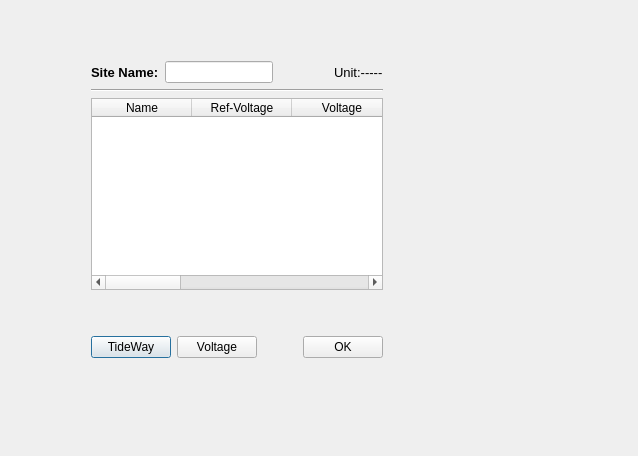
Above: GSCD/stationparameterdialog.ui from fzlgejiao/PowerTool before the change. Below: the same form after it.
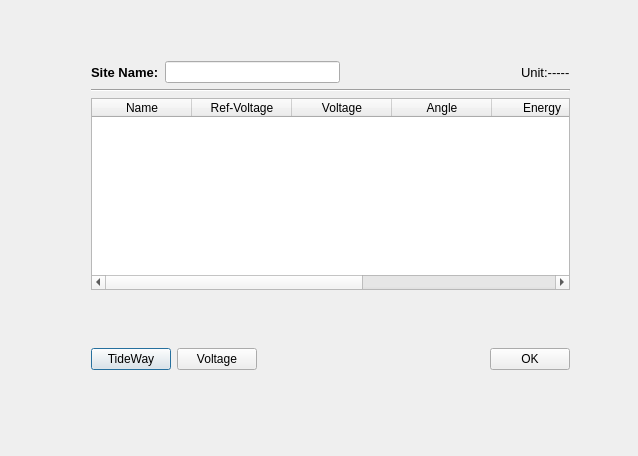
That is the form after the change.

Patch:
```diff
--- a/GSCD/stationparameterdialog.ui
+++ b/GSCD/stationparameterdialog.ui
@@ -24,7 +24,7 @@
    </property>
    <layout class="QVBoxLayout" name="verticalLayout">
     <property name="sizeConstraint">
-     <enum>QLayout::SetFixedSize</enum>
+     <enum>QLayout::SetDefaultConstraint</enum>
     </property>
     <item>
      <layout class="QHBoxLayout" name="horizontalLayout">
```
Left out of the diff: 6 changed lines with no effect on the pictures.
